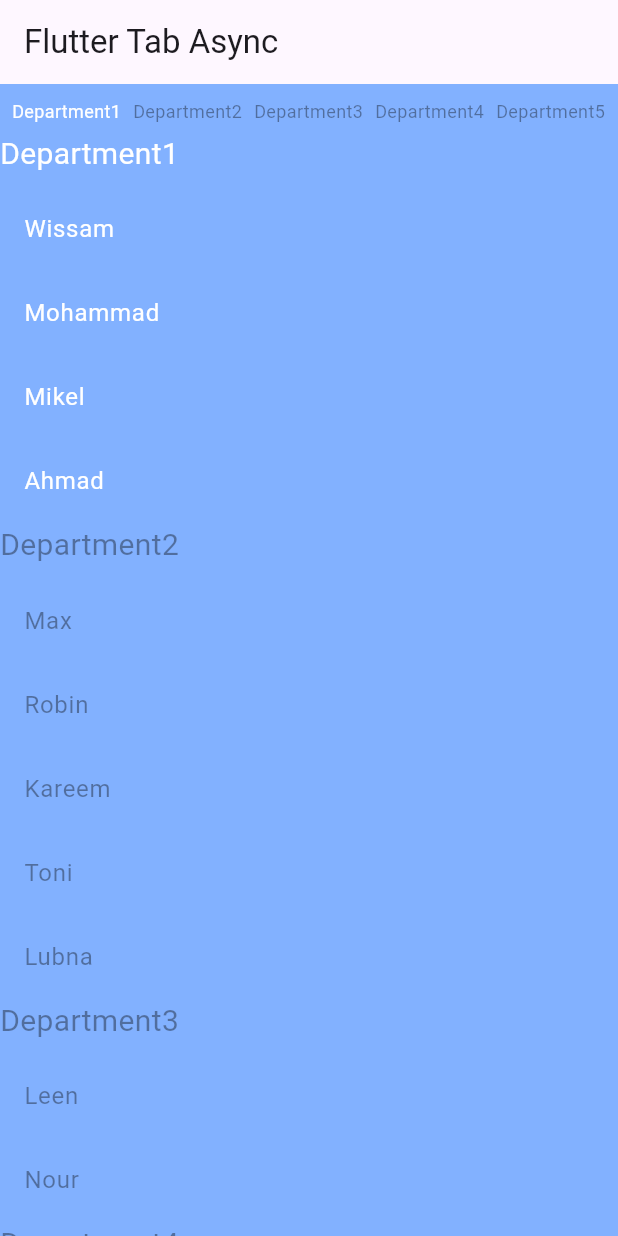
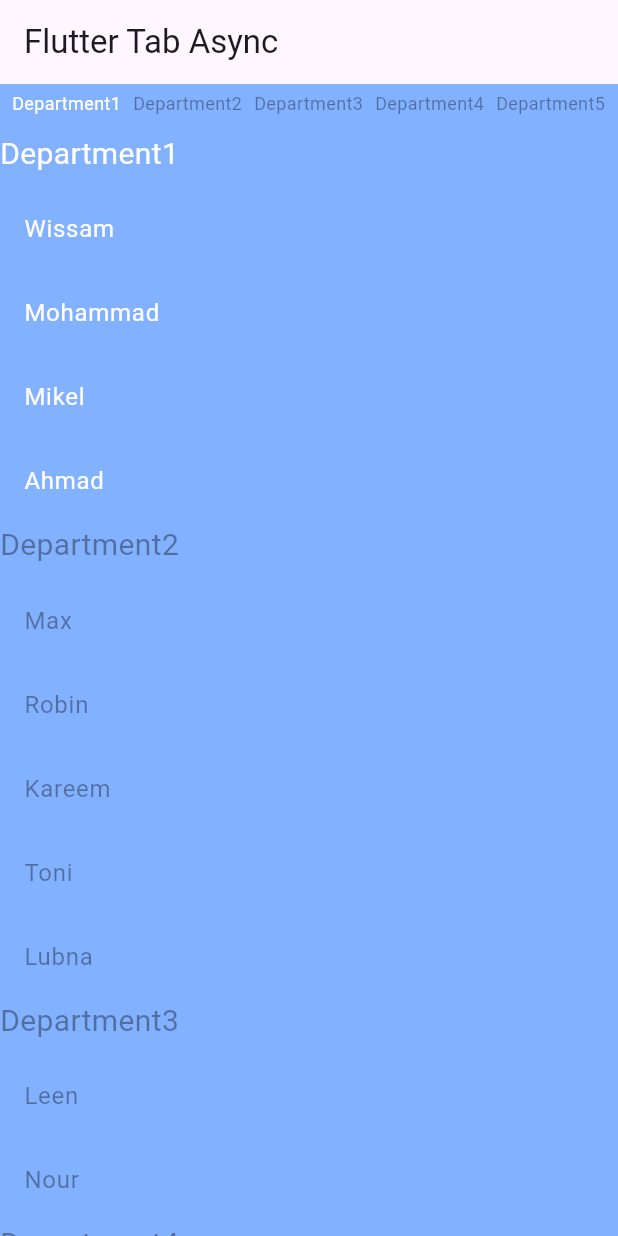
Before and after one commit to WissamALSbenaty/Flutter-Tab-Sync, a Flutter app: the screen it shows after launch, on a phone screen of 412 x 824 dp. Run offline on Flutter 3.47's test engine with Material 3 defaults, Android fonts, the phone set to English and light mode, and no system bars.

Commit message:
[Feat]: add indicated_tab_view_sync [Update]: enhance labeled_tab_view_sync and indexed_list_sync

```diff
--- a/example/lib/main.dart
+++ b/example/lib/main.dart
@@ -1,4 +1,3 @@
-import 'package:example/models/department_model.dart';
 import 'package:flutter/material.dart';
 import 'package:flutter_tab_sync/flutter_tab_sync.dart';
 
@@ -17,33 +16,52 @@ class MyApp extends StatelessWidget {
         colorScheme: ColorScheme.fromSeed(seedColor: Colors.deepPurple),
         useMaterial3: true,
       ),
-      home:  MyHomePage(),
+      home: MyHomePage(),
     );
   }
 }
 
 class MyHomePage extends StatelessWidget {
-  MyHomePage({super.key,});
+  MyHomePage({
+    super.key,
+  });
 
-  final List<DepartmentModel> departments=[
-    DepartmentModel(name: 'Department1', employees: [
-      'Wissam','Mohammad','Mikel','Ahmad'
-    ],),
-    DepartmentModel(name: 'Department2', employees: [
-      'Max','Robin','Kareem','Toni','Lubna'
-    ],),
-    DepartmentModel(name: 'Department3', employees: [
-      'Leen','Nour',
-    ],),
-    DepartmentModel(name: 'Department4', employees: [
-      'Jessica','Luka','Antonio',
-    ],),
-    DepartmentModel(name: 'Department5', employees: [
-      'Dani','Lora','Mariam'
-    ],),
-    DepartmentModel(name: 'Department6', employees: [
-      'Jessica','Luka','Antonio',
-    ],),
+  final List<DepartmentModel> departments = [
+    DepartmentModel(
+      name: 'Department1',
+      employees: ['Wissam', 'Mohammad', 'Mikel', 'Ahmad'],
+    ),
+    DepartmentModel(
+      name: 'Department2',
+      employees: ['Max', 'Robin', 'Kareem', 'Toni', 'Lubna'],
+    ),
+    DepartmentModel(
+      name: 'Department3',
+      employees: [
+        'Leen',
+        'Nour',
+      ],
+    ),
+    DepartmentModel(
+      name: 'Department4',
+      employees: [
+        'Jessica',
+        'Luka',
+        'Antonio',
+      ],
+    ),
+    DepartmentModel(
+      name: 'Department5',
+      employees: ['Dani', 'Lora', 'Mariam'],
+    ),
+    DepartmentModel(
+      name: 'Department6',
+      employees: [
+        'Jessica',
+        'Luka',
+        'Antonio',
+      ],
+    ),
   ];
 
   @override
@@ -55,39 +73,53 @@ class MyHomePage extends StatelessWidget {
         surfaceTintColor: Colors.transparent,
         shadowColor: Colors.transparent,
         elevation: 0,
-
       ),
       body: LabeledTabViewSync<DepartmentModel>(
         items: departments,
-        itemBuilder: (department,isSelected)=>Column(
+        itemBuilder: (department, isSelected) => Column(
           crossAxisAlignment: CrossAxisAlignment.stretch,
           children: [
-            Text(
-                department.name,style: TextStyle(
+            Text(department.name,
+                style: TextStyle(
                   fontSize: 20,
-              color: isSelected?Colors.white:Colors.black38,
+                  color: isSelected ? Colors.white : Colors.black38,
                 )),
-            const SizedBox(height: 8,),
-            ...department.employees.map((employee)=>ListTile(
+            const SizedBox(
+              height: 8,
+            ),
+            ...department.employees.map((employee) => ListTile(
                   title: Text(
-                employee,style: TextStyle(color: isSelected?Colors.white:Colors.black38,),
+                    employee,
+                    style: TextStyle(
+                      color: isSelected ? Colors.white : Colors.black38,
+                    ),
                   ),
                 ))
           ],
         ),
-        tabBuilder: (DepartmentModel item, bool isSelected)=>Text(
-          item.name,style: TextStyle(
+        tabBuilder: (DepartmentModel item, bool isSelected) => SizedBox(
+          height: 24,
+          child: Text(
+            item.name,
+            style: TextStyle(
               fontSize: 12,
-          color: isSelected?Colors.white:Colors.black38,
+              color: isSelected ? Colors.white : Colors.black38,
             ),
           ),
-
+        ),
         labelStyle: LabelStyle(
           color: Colors.deepPurple,
-          height: 32,
-          borderRadius: BorderRadius.circular(4),
+          height: 24,
         ),
+        barStyle: const BarStyle(height: 32, padding: EdgeInsets.zero),
       ),
     );
   }
 }
+
+class DepartmentModel {
+  final String name;
+  final List<String> employees;
+
+  DepartmentModel({required this.name, required this.employees});
+}
--- a/example/lib/models/department_model.dart
+++ /dev/null
@@ -1,6 +0,0 @@
-class DepartmentModel {
-  final String name;
-  final List<String> employees;
-
-  DepartmentModel({required this.name, required this.employees});
-}
--- a/lib/flutter_tab_sync.dart
+++ b/lib/flutter_tab_sync.dart
@@ -1,3 +1,6 @@
+export 'src/widgets/indexed_list_sync.dart';
 export 'src/widgets/labeled_tab_view_sync.dart';
-export 'src/widgets/indexed_list_sync.dart';
+export 'src/widgets/indicated_tab_view_sync.dart';
 export 'src/styles/label_style.dart';
+export 'src/styles/indicator_style.dart';
+export 'src/styles/bar_style.dart';
--- /dev/null
+++ b/lib/src/styles/bar_style.dart
@@ -0,0 +1,18 @@
+import 'package:flutter/material.dart';
+
+class BarStyle {
+  // the space between tabs
+  final double tabsSpacing;
+
+  /// the height of the bar
+  final double height;
+
+  /// padding for the tab bar
+  final EdgeInsets? padding;
+
+  const BarStyle({
+    this.padding,
+    this.tabsSpacing = 8,
+    this.height = 32,
+  });
+}
--- a/lib/src/widgets/labeled_tab_view_sync.dart
+++ b/lib/src/widgets/labeled_tab_view_sync.dart
@@ -1,13 +1,13 @@
 import 'package:flutter/cupertino.dart';
 import 'package:flutter/material.dart';
+import 'package:flutter_tab_sync/src/styles/bar_style.dart';
 import 'package:flutter_tab_sync/src/styles/label_style.dart';
-import 'package:flutter_tab_sync/src/widgets/indexed_list_sync.dart';
 import 'package:flutter_tab_sync/src/widgets/labeled_tab_bar_sync.dart';
+import 'package:flutter_tab_sync/src/widgets/tab_view_sync.dart';
 
-class LabeledTabViewSync<T> extends StatefulWidget {
+class LabeledTabViewSync<T> extends StatelessWidget {
   /// the items which will use to construct tabs and the body
   final List<T> items;
-  final double tabsSpacing;
 
   /// the space between each two tabs , also it will be added at the beginning of the tab bar
   final double? itemsSpacing;
@@ -15,20 +15,17 @@ class LabeledTabViewSync<T> extends StatefulWidget {
   /// the space between the tab bar and the body
   final double? spacer;
 
-  /// the height of the bar
-  final double barHeight;
-
   /// this function will generate a tab for each item
   final Widget Function(T item, bool isSelected) tabBuilder;
 
   /// this function will generate the items in the body
   final Widget Function(T item, bool isSelected) itemBuilder;
 
-  /// padding for the tab bar
-  final EdgeInsets? tabBarPadding;
-
   /// padding for the body
   final EdgeInsets? bodyPadding;
+
+  /// the style of the bar
+  final BarStyle? barStyle;
 
   /// the style for the label behind the selected tab
   final LabelStyle labelStyle;
@@ -42,75 +39,30 @@ class LabeledTabViewSync<T> extends StatefulWidget {
     required this.tabBuilder,
     required this.itemBuilder,
     this.bodyPadding,
-    this.tabBarPadding,
+    this.barStyle,
     required this.labelStyle,
-    this.tabsSpacing = 8,
-    this.barHeight = 32,
     this.customViewBuilder,
   });
 
   @override
-  State<LabeledTabViewSync<T>> createState() => _LabeledTabViewSyncState<T>();
+  Widget build(final BuildContext context) {
+    return TabViewSync(
+      items: items,
+      tabBarBuilder: (selectedIndex, onTab) => LabeledTabBarSync(
+        items: items,
+        onTabPressed: onTab,
+        selectedTabIndex: selectedIndex,
+        tabBuilder: tabBuilder,
+        labelStyle: labelStyle,
+        padding: barStyle?.padding ?? const BarStyle().padding,
+        tabsSpacing: barStyle?.tabsSpacing ?? const BarStyle().tabsSpacing,
+        barHeight: barStyle?.height ?? const BarStyle().height,
+      ),
+      itemBuilder: itemBuilder,
+      spacer: spacer,
+      itemsSpacing: itemsSpacing,
+      bodyPadding: bodyPadding,
+      customViewBuilder: customViewBuilder,
+    );
+  }
 }
-
-class _LabeledTabViewSyncState<T> extends State<LabeledTabViewSync<T>> {
-  ValueNotifier<int> selectedTabIndex = ValueNotifier(0);
-  ValueNotifier<int> selectedItemIndex = ValueNotifier(0);
-
-
-  Future<void> changeSelectedTab(final int newIndex,final bool isFromList) async {
-
-    if(newIndex==selectedTabIndex.value) {
-      return ;
-    }
-    selectedTabIndex.value = newIndex;
-  }
-  Future<void> changeSelectedItem(final int newIndex,final bool isFromList) async {
-
-    if(newIndex==selectedItemIndex.value) {
-      return ;
-    }
-    selectedItemIndex.value = newIndex;
-    selectedTabIndex.value = newIndex;
-  }
-
-  @override
-  Widget build(final BuildContext context) {
-    final Widget tabBar =  ValueListenableBuilder<int>(
-        valueListenable: selectedTabIndex,
-        builder: (final _, final value, final __) =>
-          LabeledTabBarSync(
-            items: widget.items,
-            onTabPressed:(i)=> changeSelectedItem(i,false),
-            selectedTabIndex: value,
-            tabBuilder: widget.tabBuilder,
-            labelStyle: widget.labelStyle,
-            padding: widget.tabBarPadding,
-            tabsSpacing: widget.tabsSpacing,
-            barHeight: widget.barHeight,
-          ));
-
-          final Widget tabView =  ValueListenableBuilder<int>(
-    valueListenable: selectedItemIndex,
-    builder: (final _, final value, final __) =>IndexedListSync<T>(
-            items: widget.items,
-            itemBuilder: widget.itemBuilder,
-            onScroll:(i)=> changeSelectedTab(i,true),
-            selectedIndex: value,
-          ));
-
-          return widget.customViewBuilder != null
-              ? widget.customViewBuilder!(tabBar, tabView)
-              : Column(
-                  crossAxisAlignment: CrossAxisAlignment.stretch,
-                  children: [
-                    tabBar,
-                    SizedBox(width: widget.spacer),
-                    Expanded(
-                      child: tabView,
-                    ),
-                  ],
-                );
-  }
-
-}
--- /dev/null
+++ b/lib/src/widgets/tab_view_sync.dart
@@ -0,0 +1,90 @@
+import 'package:flutter/cupertino.dart';
+import 'package:flutter/material.dart';
+import 'package:flutter_tab_sync/src/widgets/indexed_list_sync.dart';
+
+class TabViewSync<T> extends StatefulWidget {
+  /// the items which will use to construct tabs and the body
+  final List<T> items;
+
+  /// the space between each two tabs , also it will be added at the beginning of the tab bar
+  final double? itemsSpacing;
+
+  /// the space between the tab bar and the body
+  final double? spacer;
+
+  /// this function will generate the tab bar
+  final Widget Function(int selectedValue, void Function(int) onTap)
+      tabBarBuilder;
+
+  /// this function will generate the items in the body
+  final Widget Function(T item, bool isSelected) itemBuilder;
+
+  /// padding for the body
+  final EdgeInsets? bodyPadding;
+
+  final Widget Function(Widget tabBar, Widget tabView)? customViewBuilder;
+
+  const TabViewSync({
+    super.key,
+    required this.items,
+    required this.tabBarBuilder,
+    required this.itemBuilder,
+    this.itemsSpacing,
+    this.spacer,
+    this.bodyPadding,
+    this.customViewBuilder,
+  });
+
+  @override
+  State<TabViewSync<T>> createState() => _TabViewSyncState<T>();
+}
+
+class _TabViewSyncState<T> extends State<TabViewSync<T>> {
+  ValueNotifier<int> selectedTabIndex = ValueNotifier(0);
+  ValueNotifier<int> selectedItemIndex = ValueNotifier(0);
+
+  void changeSelectedTab(final int newIndex) async {
+    if (newIndex == selectedTabIndex.value) {
+      return;
+    }
+    selectedTabIndex.value = newIndex;
+  }
+
+  void changeSelectedItem(final int newIndex) async {
+    if (newIndex == selectedItemIndex.value) {
+      return;
+    }
+    selectedItemIndex.value = newIndex;
+    selectedTabIndex.value = newIndex;
+  }
+
+  @override
+  Widget build(final BuildContext context) {
+    final Widget tabBar = ValueListenableBuilder<int>(
+        valueListenable: selectedTabIndex,
+        builder: (final _, final value, final __) =>
+            widget.tabBarBuilder(value, changeSelectedItem));
+
+    final Widget tabView = ValueListenableBuilder<int>(
+        valueListenable: selectedItemIndex,
+        builder: (final _, final value, final __) => IndexedListSync<T>(
+              items: widget.items,
+              itemBuilder: widget.itemBuilder,
+              onScroll: changeSelectedTab,
+              selectedIndex: value,
+            ));
+
+    return widget.customViewBuilder != null
+        ? widget.customViewBuilder!(tabBar, tabView)
+        : Column(
+            crossAxisAlignment: CrossAxisAlignment.stretch,
+            children: [
+              tabBar,
+              SizedBox(width: widget.spacer),
+              Expanded(
+                child: tabView,
+              ),
+            ],
+          );
+  }
+}
--- a/pubspec.yaml
+++ b/pubspec.yaml
@@ -1,6 +1,6 @@
 name: flutter_tab_sync
 description: "A Flutter package for scrolling lists with items of varying sizes."
-version: 0.0.1
+version: 0.0.2
 repository: https://github.com/WissamALSbenaty/Flutter-Tab-Sync.git
 topics:
   - tabs
```
Also changed, not shown: lib/src/styles/indicator_style.dart (added, +18 -0 lines), lib/src/widgets/indexed_list_sync.dart (+12 -14 lines), lib/src/widgets/indicated_tab_bar_sync.dart (added, +78 -0 lines), lib/src/widgets/indicated_tab_view_sync.dart (added, +66 -0 lines), lib/src/widgets/labeled_tab_bar_sync.dart (+4 -4 lines), 5 other files. Lines whose indentation alone changed are shown as unchanged.
